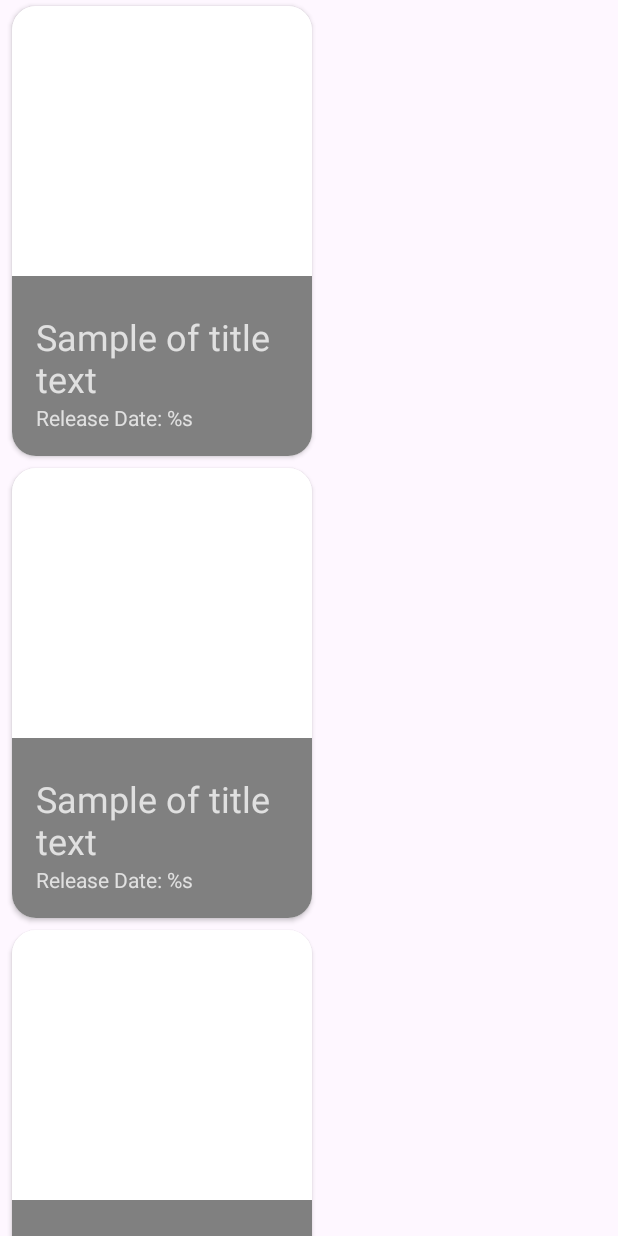
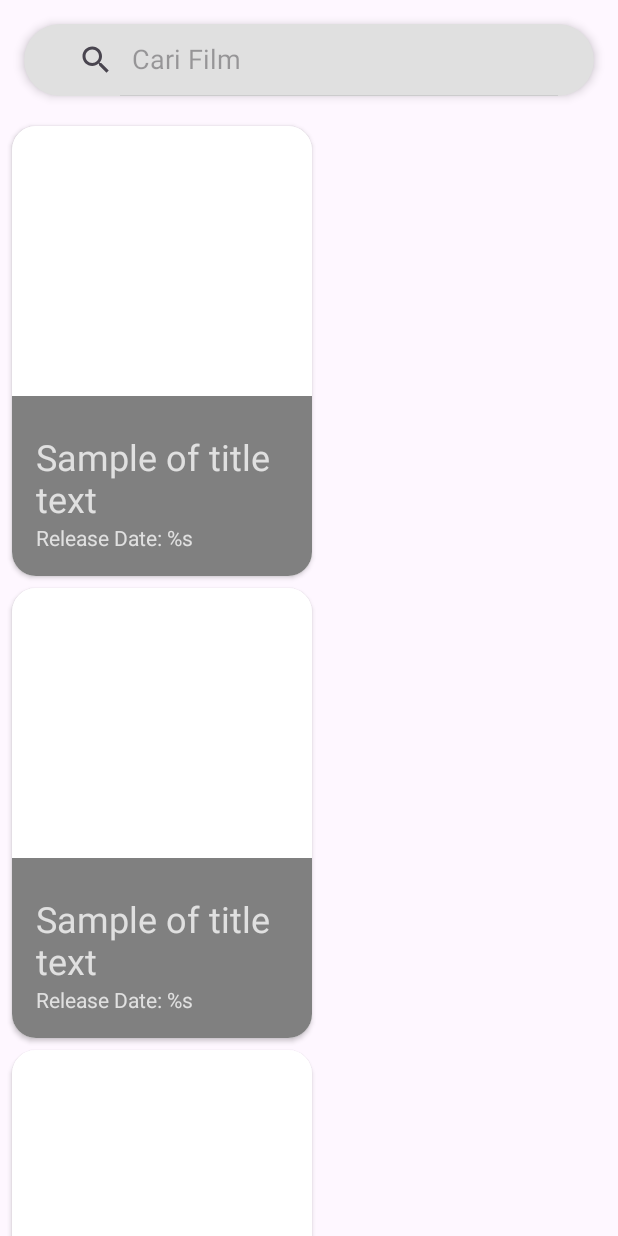
Before and after one commit to rayhan204/MovieApp, an Android app: the layout fragment_home.xml on its own in the app's theme, with its tools: preview values and no code run, on a phone screen of 412 x 824 dp. Run offline under Robolectric (Android 15) with nearby library versions, the phone set to English and light mode, and no system bars.

Commit message:
add searchView

```diff
--- a/app/src/main/java/com/example/capstoneexpert/MainActivity.kt
+++ b/app/src/main/java/com/example/capstoneexpert/MainActivity.kt
@@ -21,6 +21,7 @@ class MainActivity : AppCompatActivity(), NavigationView.OnNavigationItemSelecte
         super.onCreate(savedInstanceState)
         binding = ActivityMainBinding.inflate(layoutInflater)
         setContentView(binding.root)
+
         setSupportActionBar(binding.appBarMain.toolbar)
 
         drawerLayout = binding.drawerLayout
--- /dev/null
+++ b/app/src/main/res/drawable/bg_search_view.xml
@@ -0,0 +1,6 @@
+<?xml version="1.0" encoding="utf-8"?>
+<shape xmlns:android="http://schemas.android.com/apk/res/android" android:shape="rectangle">
+    <corners android:radius="30dp"/>
+    <solid android:color="#E0E0E0"/>
+    <padding android:left="16dp" android:right="16dp"/>
+</shape>
--- a/app/src/main/res/layout/fragment_home.xml
+++ b/app/src/main/res/layout/fragment_home.xml
@@ -1,15 +1,35 @@
-<?xml version="1.0" encoding="utf-8"?>
-<androidx.constraintlayout.widget.ConstraintLayout xmlns:android="http://schemas.android.com/apk/res/android"
+<androidx.constraintlayout.widget.ConstraintLayout
+    xmlns:android="http://schemas.android.com/apk/res/android"
     xmlns:app="http://schemas.android.com/apk/res-auto"
     xmlns:tools="http://schemas.android.com/tools"
     android:layout_width="match_parent"
     android:layout_height="match_parent"
     tools:context=".MainActivity">
 
+    <androidx.appcompat.widget.SearchView
+        android:id="@+id/searchView"
+        android:layout_width="0dp"
+        android:layout_height="wrap_content"
+        android:layout_margin="16dp"
+        android:layout_marginBottom="8dp"
+        android:background="@drawable/bg_search_view"
+        android:elevation="4dp"
+        app:iconifiedByDefault="false"
+        app:layout_constraintBottom_toTopOf="@+id/rv_movie"
+        app:layout_constraintEnd_toEndOf="parent"
+        app:layout_constraintStart_toStartOf="parent"
+        app:layout_constraintTop_toTopOf="parent"
+        app:queryHint="Cari Film" />
+
     <androidx.recyclerview.widget.RecyclerView
         android:id="@+id/rv_movie"
         android:layout_width="match_parent"
-        android:layout_height="match_parent"
+        android:layout_height="0dp"
+        android:background="?android:attr/windowBackground"
+        app:layout_constraintTop_toBottomOf="@id/searchView"
+        app:layout_constraintStart_toStartOf="parent"
+        app:layout_constraintEnd_toEndOf="parent"
+        app:layout_constraintBottom_toBottomOf="parent"
         tools:listitem="@layout/item_list_movie" />
 
     <ProgressBar
@@ -17,10 +37,6 @@
         style="?android:attr/progressBarStyle"
         android:layout_width="wrap_content"
         android:layout_height="wrap_content"
-        android:layout_marginStart="8dp"
-        android:layout_marginTop="8dp"
-        android:layout_marginEnd="8dp"
-        android:layout_marginBottom="8dp"
         android:visibility="gone"
         app:layout_constraintBottom_toBottomOf="parent"
         app:layout_constraintEnd_toEndOf="parent"
--- a/app/src/main/res/values/strings.xml
+++ b/app/src/main/res/values/strings.xml
@@ -1,5 +1,5 @@
 <resources>
-    <string name="app_name">CapstoneExpert</string>
+    <string name="app_name">MovieApp</string>
     <string name="title_favorite">Module Title</string>
     <string name="image_description">Image</string>
     <string name="text_primary">Sample of title text</string>
--- a/core/src/main/java/com/example/core/data/MovieRepository.kt
+++ b/core/src/main/java/com/example/core/data/MovieRepository.kt
@@ -44,4 +44,8 @@ class MovieRepository(
         val movieEntity = DataMapper.mapDomainToEntity(movie)
         appExecutors.diskIO().execute { localDataSource.setFavoriteMovie(movieEntity, state)}
     }
+
+    override fun searchMovie(query: String): Flow<List<Movie>> {
+        return localDataSource.searchMovie(query).map { DataMapper.mapEntitiesDomain(it) }
+    }
 }
--- a/core/src/main/java/com/example/core/data/source/local/LocalDataSource.kt
+++ b/core/src/main/java/com/example/core/data/source/local/LocalDataSource.kt
@@ -16,4 +16,8 @@ class LocalDataSource(private val movieDao: MovieDao) {
         movie.isFavorite = newState
         movieDao.updateFavoriteMovie(movie)
     }
+
+    fun searchMovie(query: String): Flow<List<MovieEntity>> {
+        return movieDao.searchMovie("%$query%")
+    }
 }
--- a/core/src/main/java/com/example/core/domain/repository/IMovieRepository.kt
+++ b/core/src/main/java/com/example/core/domain/repository/IMovieRepository.kt
@@ -11,4 +11,6 @@ interface IMovieRepository {
     fun getFavoriteMovie(): Flow<List<Movie>>
 
     fun setFavoriteMovie(movie: Movie, state: Boolean)
+
+    fun searchMovie(query: String): Flow<List<Movie>>
 }
--- a/core/src/main/java/com/example/core/domain/usecase/MovieInteractor.kt
+++ b/core/src/main/java/com/example/core/domain/usecase/MovieInteractor.kt
@@ -2,9 +2,12 @@ package com.example.core.domain.usecase
 
 import com.example.core.domain.model.Movie
 import com.example.core.domain.repository.IMovieRepository
+import kotlinx.coroutines.flow.Flow
 
 class MovieInteractor(private val repository: IMovieRepository): MovieUseCase {
     override fun getAllMovie() = repository.getAllMovie()
     override fun getFavoriteMovie() = repository.getFavoriteMovie()
     override fun setFavoriteMovie(movie: Movie, state: Boolean) = repository.setFavoriteMovie(movie, state)
+    override fun searchMovie(query: String): Flow<List<Movie>> =
+        repository.searchMovie(query)
 }
--- a/core/src/main/java/com/example/core/domain/usecase/MovieUseCase.kt
+++ b/core/src/main/java/com/example/core/domain/usecase/MovieUseCase.kt
@@ -9,4 +9,5 @@ interface MovieUseCase {
     fun getAllMovie(): Flow<Resource<List<Movie>>>
     fun getFavoriteMovie(): Flow<List<Movie>>
     fun setFavoriteMovie(movie: Movie, state: Boolean)
+    fun searchMovie(query: String): Flow<List<Movie>>
 }
```
Also changed, not shown: app/src/main/java/com/example/capstoneexpert/home/HomeFragment.kt (+28 -0 lines), app/src/main/java/com/example/capstoneexpert/home/HomeViewModel.kt (+6 -1 lines), favorite/src/main/res/layout/activity_favorite.xml (+13 -8 lines).
